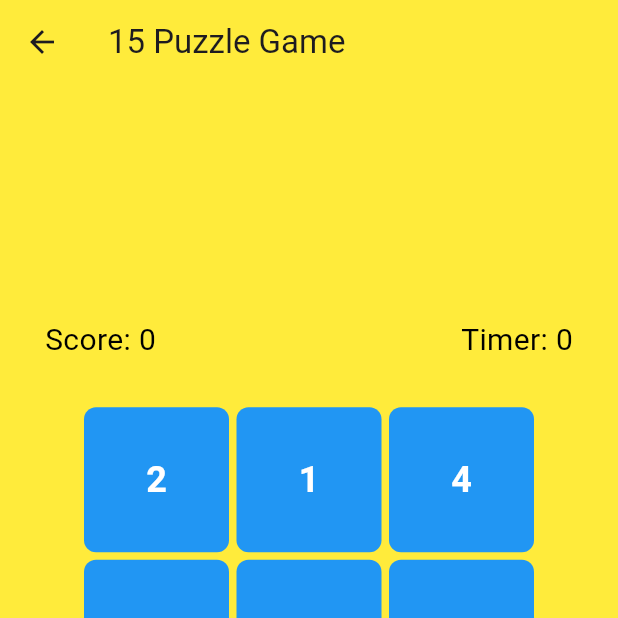
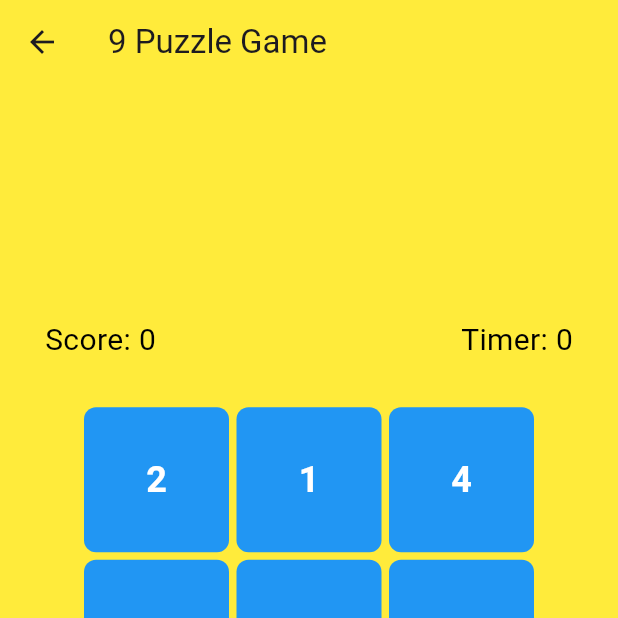
Before and after one commit to Nabijonov-Otabek-19/puzzle_15_flutter, a Flutter app: the screen it shows after launch, after a tap on "Easy level", on a phone screen of 412 x 824 dp, the top half of it. Run offline on Flutter 3.47's test engine with Material 3 defaults, Android fonts, the phone set to English and light mode, and no system bars.

Commit message:
Project updated

```diff
--- /dev/null
+++ b/lib/cubit/my_controller.dart
@@ -0,0 +1,3 @@
+class MyController {
+  const MyController();
+}
--- a/lib/main.dart
+++ b/lib/main.dart
@@ -1,5 +1,5 @@
 import 'package:flutter/material.dart';
-import 'package:puzzle_15_flutter/home_screen.dart';
+import 'package:puzzle_15_flutter/screens/home_screen.dart';
 
 Future<void> main() async {
   WidgetsFlutterBinding.ensureInitialized();
--- a/lib/home_screen.dart
+++ b/lib/screens/home_screen.dart
@@ -19,6 +19,20 @@ class _HomeScreenState extends State<HomeScreen> {
 
     return Scaffold(
       backgroundColor: Colors.yellow,
+      appBar: AppBar(
+        actions: [
+          IconButton(
+            onPressed: () {
+              //
+            },
+            icon: const Icon(
+              Icons.settings,
+              size: 30,
+              color: Colors.black,
+            ),
+          ),
+        ],
+      ),
       body: Padding(
         padding: const EdgeInsets.all(8.0),
         child: Column(
--- a/lib/screens/puzzle_screen.dart
+++ b/lib/screens/puzzle_screen.dart
@@ -1,7 +1,7 @@
 import 'dart:math';
 
 import 'package:flutter/material.dart';
-import 'package:puzzle_15_flutter/my_model.dart';
+import 'package:puzzle_15_flutter/model/my_model.dart';
 
 class PuzzleBoardScreen extends StatefulWidget {
   final int number;
@@ -44,7 +44,7 @@ class _PuzzleBoardScreenState extends State<PuzzleBoardScreen> {
     return Scaffold(
       backgroundColor: Colors.yellow,
       appBar: AppBar(
-        title: const Text('15 Puzzle Game'),
+        title: Text("${widget.number} Puzzle Game"),
       ),
       body: Center(
         child: Column(
@@ -122,7 +122,11 @@ class _PuzzleBoardScreenState extends State<PuzzleBoardScreen> {
                 elevation: WidgetStatePropertyAll(4),
               ),
               onPressed: () => restart(),
-              icon: const Icon(Icons.refresh, size: 40, color: Colors.white,),
+              icon: const Icon(
+                Icons.refresh,
+                size: 40,
+                color: Colors.white,
+              ),
             ),
           ],
         ),
```
Also changed, not shown: lib/model/my_model.dart (renamed from lib/my_model.dart).
